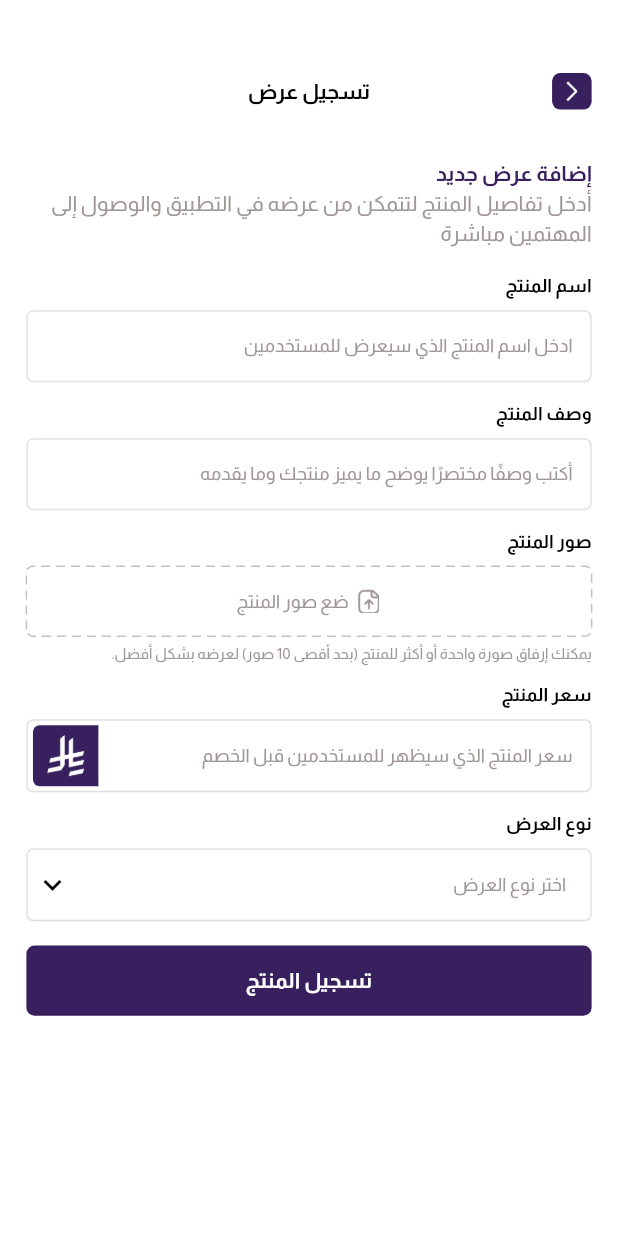
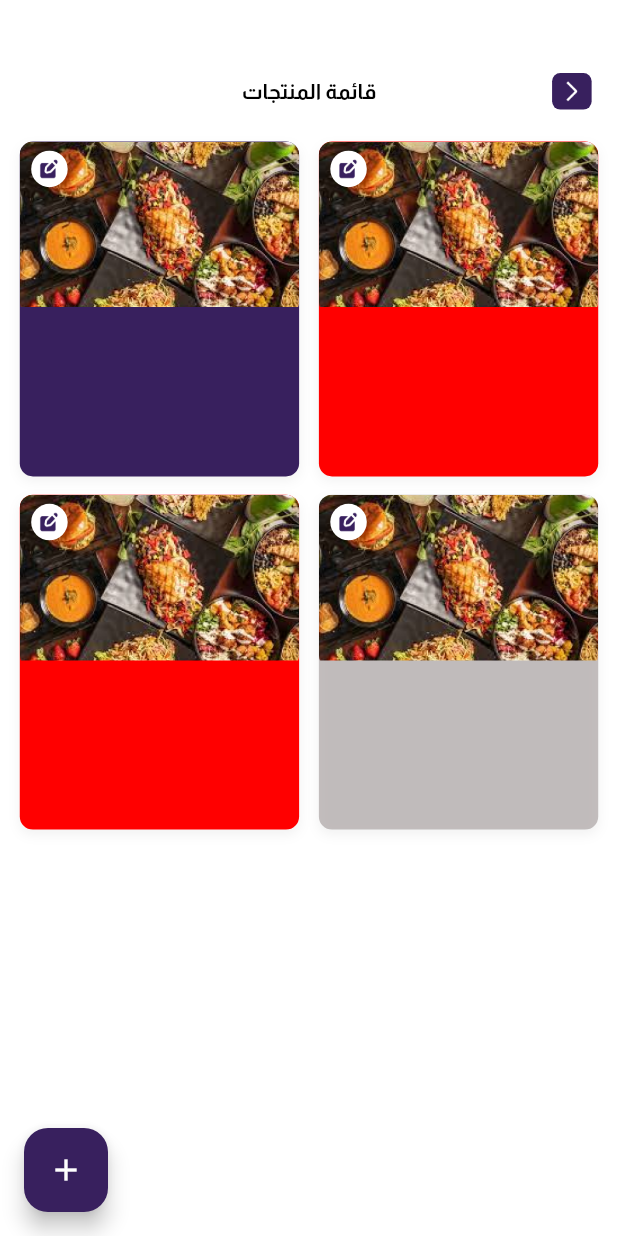
Before and after one commit to OsamaAyesh/hawaj, a Flutter app: the screen it shows after launch, on a phone screen of 412 x 824 dp. Run offline on Flutter 3.47's test engine with Material 3 defaults, Android fonts, the phone set to English and light mode, and no system bars; drawn by our look-alikes of dotted_border, dropdown_button2; our stand-ins replace dartz, device_preview, dio, easy_localization, flutter_animate, flutter_dotenv and 8 more; missing offline and left inert: google_speech; generated files the repository leaves out were written again; project files that could hold a hidden picture were left out.

Commit message:
Update Some Widgets  And Screens Ui

```diff
--- a/assets/translations/ar.json
+++ b/assets/translations/ar.json
@@ -157,6 +157,9 @@
   "confirm_add_product_confirm": "متابعة",
   "confirm_add_product_cancel": "إلغاء",
 
+  "product_list": "قائمة المنتجات",
+
+
   "noRouteFound": "لم يتم العثور على المسار",
   "success": "نجاح",
   "noContent": "لا يوجد محتوى",
--- a/assets/translations/en.json
+++ b/assets/translations/en.json
@@ -158,6 +158,9 @@
   "confirm_add_product_confirm": "Continue",
   "confirm_add_product_cancel": "Cancel",
 
+  "product_list": "Product List",
+
+
   "noRouteFound": "No route found",
   "success": "Success",
   "noContent": "No content",
--- a/lib/core/resources/manager_icons.dart
+++ b/lib/core/resources/manager_icons.dart
@@ -27,6 +27,7 @@ class ManagerIcons {
 
   ///Fields Price Widgets Icon
   static const String ryalSudia="$iconsPath/ryal_sudia.png";
+  static const String editIconWidget="$iconsPath/edit_icon_widget.png";
 
 
 }
--- a/lib/core/resources/manager_images.dart
+++ b/lib/core/resources/manager_images.dart
@@ -1,4 +1,5 @@
 const String imagesPath = 'assets/images';
+const String imagesRemovePath = 'assets/images_for_remove';
 
 /// A class defined for all images the app
 class ManagerImages {
@@ -9,4 +10,8 @@ class ManagerImages {
   static const String onBoardingImage2="$imagesPath/on_boarding2_image.png";
   static const String onBoardingImage3="$imagesPath/on_boarding3_image.png";
   static const String successSubscriptionImage="$imagesPath/success_subscription_image.png";
+
+  ///======== Images For Remove
+  static const String imageFoodOneRemove="$imagesRemovePath/image_food_one.png";
+
 }
--- a/lib/core/resources/manager_strings.dart
+++ b/lib/core/resources/manager_strings.dart
@@ -188,6 +188,7 @@ class ManagerStrings {
   static String get confirmAddProductSubtitle => tr('confirm_add_product_subtitle');
   static String get confirmAddProductConfirm => tr('confirm_add_product_confirm');
   static String get confirmAddProductCancel => tr('confirm_add_product_cancel');
+  static String get productList => tr('product_list');
 
 
 
--- a/lib/core/routes/routes.dart
+++ b/lib/core/routes/routes.dart
@@ -10,6 +10,7 @@ import 'package:app_mobile/features/splash_and_boarding/presentation/pages/splas
 import 'package:flutter/material.dart';
 import '../../features/common/auth/presentation/pages/complete_information_screen.dart';
 import '../../features/common/test/test_hawaj_screen.dart';
+import '../../features/providers/offers_provider/manage_list_offer/presentation/pages/manage_list_offer_provider_screen.dart';
 import '../../features/providers/offers_provider/manager_products_offer_provider/pages/manager_products_offer_provider_screen.dart';
 import '../../features/providers/offers_provider/register_company_offer_provider/presentation/pages/success_register_company_offer_provider_screen.dart';
 import '../../features/providers/offers_provider/subscription_offer_provider/presentation/pages/subscription_offer_provider_screen.dart';
@@ -39,6 +40,7 @@ class Routes {
   static const String registerCompanyOfferProviderScreen = '/register_company_offer_provider_screen';
   static const String successRegisterCompanyOfferProviderScreen = '/success_register_company_offer_provider_screen';
   static const String addOfferProviderScreen = '/add_offer_provider_screen';
+  static const String manageListOfferProviderScreen = '/manage_list_offer_provider_screen';
 
 }
 
@@ -71,7 +73,8 @@ class RouteGenerator {
         return MaterialPageRoute(builder: (_) => const SuccessRegisterCompanyOfferProviderScreen());
       case Routes.addOfferProviderScreen:
         return MaterialPageRoute(builder: (_) => const AddOfferProviderScreen());
-
+      case Routes.manageListOfferProviderScreen:
+        return MaterialPageRoute(builder: (_) => const ManageListOfferProviderScreen());
       default:
         return unDefinedRoute();
     }
--- /dev/null
+++ b/lib/features/providers/offers_provider/manage_list_offer/presentation/model_view/offer_model.dart
@@ -0,0 +1,13 @@
+class OfferModel {
+  final String name;
+  final String image;
+  final double price;
+  final String status; // active, expired, upcoming
+
+  OfferModel({
+    required this.name,
+    required this.image,
+    required this.price,
+    required this.status,
+  });
+}
--- /dev/null
+++ b/lib/features/providers/offers_provider/manage_list_offer/presentation/pages/manage_list_offer_provider_screen.dart
@@ -0,0 +1,71 @@
+import 'package:app_mobile/core/resources/manager_colors.dart';
+import 'package:app_mobile/core/resources/manager_font_size.dart';
+import 'package:app_mobile/core/resources/manager_height.dart';
+import 'package:app_mobile/core/resources/manager_radius.dart';
+import 'package:app_mobile/core/resources/manager_strings.dart';
+import 'package:app_mobile/core/resources/manager_width.dart';
+import 'package:app_mobile/core/resources/manager_styles.dart';
+import 'package:app_mobile/core/widgets/scaffold_with_back_button.dart';
+import 'package:flutter/material.dart';
+
+import '../model_view/offer_model.dart';
+import '../widgets/offer_card_widget.dart';
+
+/// ====================== DEMO DATA ======================
+final List<OfferModel> demoOffers = [
+  OfferModel(
+      name: "شوربة المأكولات البحرية",
+      image: "assets/images/food1.jpg",
+      price: 45,
+      status: "active"),
+  OfferModel(
+      name: "بيتزا مارغريتا",
+      image: "assets/images/food2.jpg",
+      price: 30,
+      status: "ongoing"),
+  OfferModel(
+      name: "سلطة خضراء",
+      image: "assets/images/food3.jpg",
+      price: 20,
+      status: "expired"),
+  OfferModel(
+      name: "باستا بالمشروم",
+      image: "assets/images/food4.jpg",
+      price: 35,
+      status: "active"),
+];
+class ManageListOfferProviderScreen extends StatelessWidget {
+  const ManageListOfferProviderScreen({super.key});
+
+  @override
+  Widget build(BuildContext context) {
+    return ScaffoldWithBackButton(
+      title: ManagerStrings.productList,
+      body: Padding(
+        padding: EdgeInsets.all(ManagerWidth.w12),
+        child: GridView.builder(
+          padding: EdgeInsets.zero,
+          physics: const BouncingScrollPhysics(),
+          itemCount: demoOffers.length,
+          gridDelegate: SliverGridDelegateWithFixedCrossAxisCount(
+            crossAxisCount: 2,
+            mainAxisExtent: ManagerHeight.h220,
+            crossAxisSpacing: ManagerWidth.w12,
+            mainAxisSpacing: ManagerHeight.h12,
+          ),
+          itemBuilder: (context, index) {
+            final offer = demoOffers[index];
+            return OfferCard(offer: offer);
+          },
+        ),
+      ),
+      floatingActionButton: FloatingActionButton(
+        backgroundColor: ManagerColors.primaryColor,
+        onPressed: () {
+          // TODO: add new product
+        },
+        child: const Icon(Icons.add, color: Colors.white),
+      ),
+    );
+  }
+}
--- /dev/null
+++ b/lib/features/providers/offers_provider/manage_list_offer/presentation/widgets/offer_card_widget.dart
@@ -0,0 +1,153 @@
+import 'package:app_mobile/core/resources/manager_colors.dart';
+import 'package:app_mobile/core/resources/manager_font_size.dart';
+import 'package:app_mobile/core/resources/manager_height.dart';
+import 'package:app_mobile/core/resources/manager_radius.dart';
+import 'package:app_mobile/core/resources/manager_styles.dart';
+import 'package:app_mobile/core/resources/manager_width.dart';
+import 'package:app_mobile/core/resources/manager_images.dart';
+import 'package:app_mobile/features/providers/offers_provider/manage_list_offer/presentation/model_view/offer_model.dart';
+import 'package:flutter/material.dart';
+
+import '../../../../../../core/resources/manager_icons.dart';
+import 'offer_status_color.dart';
+
+class OfferCard extends StatelessWidget {
+  final OfferModel offer;
+
+  const OfferCard({required this.offer, super.key});
+
+  @override
+  Widget build(BuildContext context) {
+    return Container(
+      decoration: BoxDecoration(
+        borderRadius: BorderRadius.circular(ManagerRadius.r8),
+        color: getStatusColor(offer),
+        boxShadow: [
+          BoxShadow(
+            color: Colors.black.withOpacity(0.05),
+            blurRadius: 6,
+            offset: const Offset(0, 3),
+          ),
+        ],
+      ),
+      child: Column(
+        crossAxisAlignment: CrossAxisAlignment.start,
+        children: [
+          Stack(
+            children: [
+              ClipRRect(
+                borderRadius: BorderRadius.vertical(
+                    top: Radius.circular(ManagerRadius.r8)),
+                child: Image.asset(
+                  ManagerImages.imageFoodOneRemove,
+                  width: double.infinity,
+                  height: ManagerHeight.h109,
+                  fit: BoxFit.cover,
+                ),
+              ),
+              Positioned(
+                top: ManagerHeight.h6,
+                left: ManagerWidth.w6,
+                child: Container(
+                  height: ManagerHeight.h24,
+                  width: ManagerWidth.w24,
+                  decoration: BoxDecoration(
+                    color: Colors.white,
+                    shape: BoxShape.circle,
+                    boxShadow: [
+                      BoxShadow(
+                        color: Colors.black.withOpacity(0.15),
+                        blurRadius: 4,
+                      ),
+                    ],
+                  ),
+                  child: Padding(
+                    padding: EdgeInsets.symmetric(
+                      horizontal: ManagerWidth.w4,
+                      vertical: ManagerHeight.h4,
+                    ),
+                    child: Image.asset(
+                      ManagerIcons.editIconWidget,
+                    ),
+                  ),
+                ),
+              ),
+            ],
+          ),
+
+          // SizedBox(height: ManagerHeight.h6),
+          // Padding(
+          //   padding: EdgeInsets.symmetric(horizontal: ManagerWidth.w8),
+          //   child: Text(
+          //     offer.name,
+          //     style: getBoldTextStyle(
+          //       fontSize: ManagerFontSize.s12,
+          //       color: ManagerColors.white,
+          //     ),
+          //     maxLines: 1,
+          //     overflow: TextOverflow.ellipsis,
+          //   ),
+          // ),
+          //
+          // SizedBox(height: ManagerHeight.h4),
+          //
+          // Padding(
+          //   padding: EdgeInsets.symmetric(horizontal: ManagerWidth.w8),
+          //   child: Row(
+          //     children: [
+          //       /// السعر القديم مشطوب
+          //       Text(
+          //         "40 ريال سعودي",
+          //         style: getRegularTextStyle(
+          //           fontSize: ManagerFontSize.s12,
+          //           color: ManagerColors.greyWithColor,
+          //         ).copyWith(decoration: TextDecoration.lineThrough),
+          //       ),
+          //       SizedBox(width: ManagerWidth.w8),
+          //
+          //       /// السعر الجديد داخل Container
+          //       Container(
+          //         padding: EdgeInsets.symmetric(
+          //           horizontal: ManagerWidth.w8,
+          //           vertical: ManagerHeight.h2,
+          //         ),
+          //         decoration: BoxDecoration(
+          //           color: Colors.white.withOpacity(0.2),
+          //           borderRadius: BorderRadius.circular(ManagerRadius.r4),
+          //         ),
+          //         child: Text(
+          //           "10 ريال سعودي",
+          //           style: getBoldTextStyle(
+          //             fontSize: ManagerFontSize.s12,
+          //             color: Colors.white,
+          //           ),
+          //         ),
+          //       ),
+          //     ],
+          //   ),
+          // ),
+          //
+          // const Spacer(),
+          //
+          // /// زر أسفل الكارد (إعادة تفعيل العرض)
+          // Container(
+          //   width: double.infinity,
+          //   decoration: BoxDecoration(
+          //     color: Colors.white.withOpacity(0.15),
+          //     borderRadius: BorderRadius.vertical(bottom: Radius.circular(ManagerRadius.r8)),
+          //   ),
+          //   padding: EdgeInsets.symmetric(vertical: ManagerHeight.h6),
+          //   alignment: Alignment.center,
+          //   child: Text(
+          //     "إعادة تفعيل العرض",
+          //     style: getBoldTextStyle(
+          //       fontSize: ManagerFontSize.s12,
+          //       color: Colors.white,
+          //     ),
+          //   ),
+          // ),
+        ],
+      ),
+    );
+  }
+}
--- /dev/null
+++ b/lib/features/providers/offers_provider/manage_list_offer/presentation/widgets/offer_status_color.dart
@@ -0,0 +1,28 @@
+import '../../../../../../core/resources/manager_colors.dart';
+import '../model_view/offer_model.dart';
+import "package:flutter/material.dart";
+
+Color getStatusColor(OfferModel offer) {
+  switch (offer.status) {
+    case "expired":
+      return ManagerColors.colorGrey.withOpacity(0.6);
+    case "active":
+      return ManagerColors.redNew;
+    case "ongoing":
+      return ManagerColors.primaryColor;
+    default:
+      return ManagerColors.colorGrey;
+  }
+}
+String getStatusText(OfferModel offer) {
+  switch (offer.status) {
+    case "expired":
+      return "منتهي";
+    case "active":
+      return "عرض شغال";
+    case "ongoing":
+      return "مستمر";
+    default:
+      return "";
+  }
+}
--- a/lib/main.dart
+++ b/lib/main.dart
@@ -47,7 +47,7 @@ class MyApp extends StatelessWidget {
           debugShowCheckedModeBanner:
               dotenv.env[EnvConstants.debug].onNullBool(),
           onGenerateRoute: RouteGenerator.getRoute,
-          initialRoute: Routes.addOfferProviderScreen,
+          initialRoute: Routes.manageListOfferProviderScreen,
           theme: ThemeData(
             useMaterial3: true,
           ),
--- a/pubspec.yaml
+++ b/pubspec.yaml
@@ -73,6 +73,7 @@ flutter:
   assets:
     - assets/images/
     - assets/json/
+    - assets/images_for_remove/
     - assets/json/mockup/
     - assets/translations/
     - assets/icons/
```
Also changed, not shown: assets/icons/edit_icon_widget.png (added), assets/images_for_remove/image_food_one.png (added).
